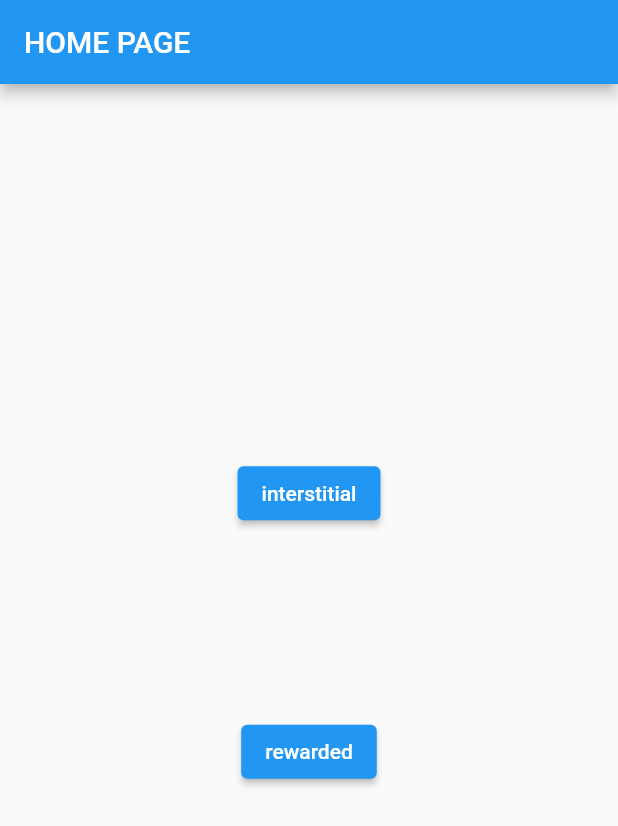
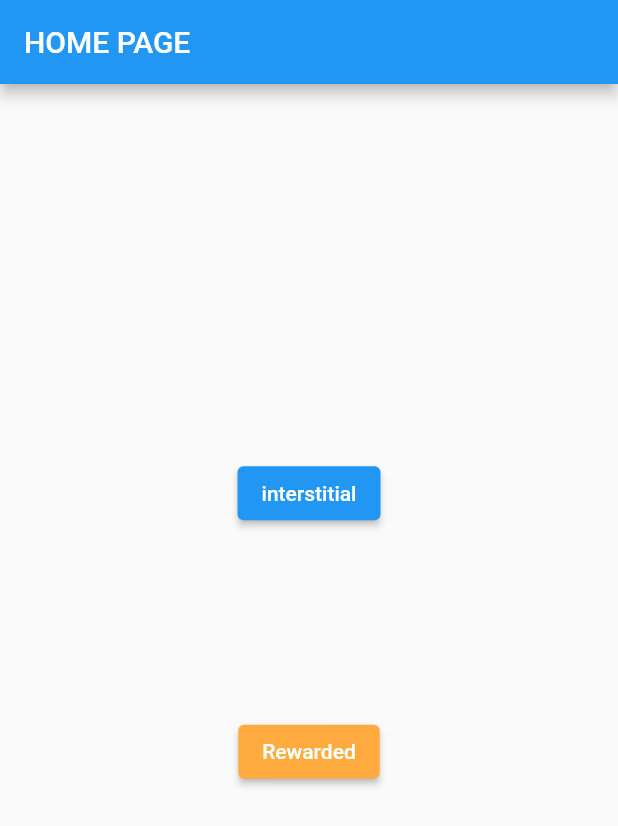
Before and after one commit to natanvalimcardoso/ads_flutter, a Flutter app: the screen it shows after launch, on a phone screen of 412 x 824 dp. Shown: the top 826 px of the screen. Run offline on Flutter 3.47's test engine with Material 2 defaults, Android fonts, the phone set to English and light mode, and no system bars; drawn by our look-alikes of google_mobile_ads; network calls fail.

Commit message:
feat: arrumado

```diff
--- a/lib/admobo/home_page.dart
+++ b/lib/admobo/home_page.dart
@@ -9,6 +9,7 @@ class HomePage extends StatefulWidget {
 }
 
 class _HomePageState extends State<HomePage> {
+
   @override
   void initState() {
     super.initState();
@@ -17,7 +18,7 @@ class _HomePageState extends State<HomePage> {
     loadRewardedAd();
   }
 
-  //* BannerAd
+  //* BannerAd ---------------------------------------------- *//
 
   final BannerAd myBanner = BannerAd(
     adUnitId: 'ca-app-pub-3940256099942544/6300978111',
@@ -26,7 +27,7 @@ class _HomePageState extends State<HomePage> {
     listener: const BannerAdListener(),
   );
 
-  //* InterstitialAd
+  //* InterstitialAd ---------------------------------------------- *//
 
   InterstitialAd? _interstitialAd;
 
@@ -46,7 +47,7 @@ class _HomePageState extends State<HomePage> {
     );
   }
 
-  //* RewardedAd
+  //* RewardedAd ---------------------------------------------- *//
 
   RewardedAd? _rewardedAd;
 
@@ -96,6 +97,9 @@ class _HomePageState extends State<HomePage> {
 
           const Spacer(),
           ElevatedButton(
+            style:  ElevatedButton.styleFrom(
+              backgroundColor: Colors.orangeAccent,
+            ),
             onPressed: () {
               if (_rewardedAd == null) {
                 return;
@@ -113,12 +117,12 @@ class _HomePageState extends State<HomePage> {
               );
               _rewardedAd!.show(
                 onUserEarnedReward: (ad, reward) {
-                  debugPrint('Recompensa recebida: ${reward.amount}');
+                  debugPrint('\n\n\n\nRecompensa recebida: ${reward.amount}\n\n\n\n');
                 },
               );
               _rewardedAd = null;
             },
-            child: const Text('rewarded'),
+            child: const Text('Rewarded'),
           ),
           const Spacer(flex: 2,),
           Center(
```
